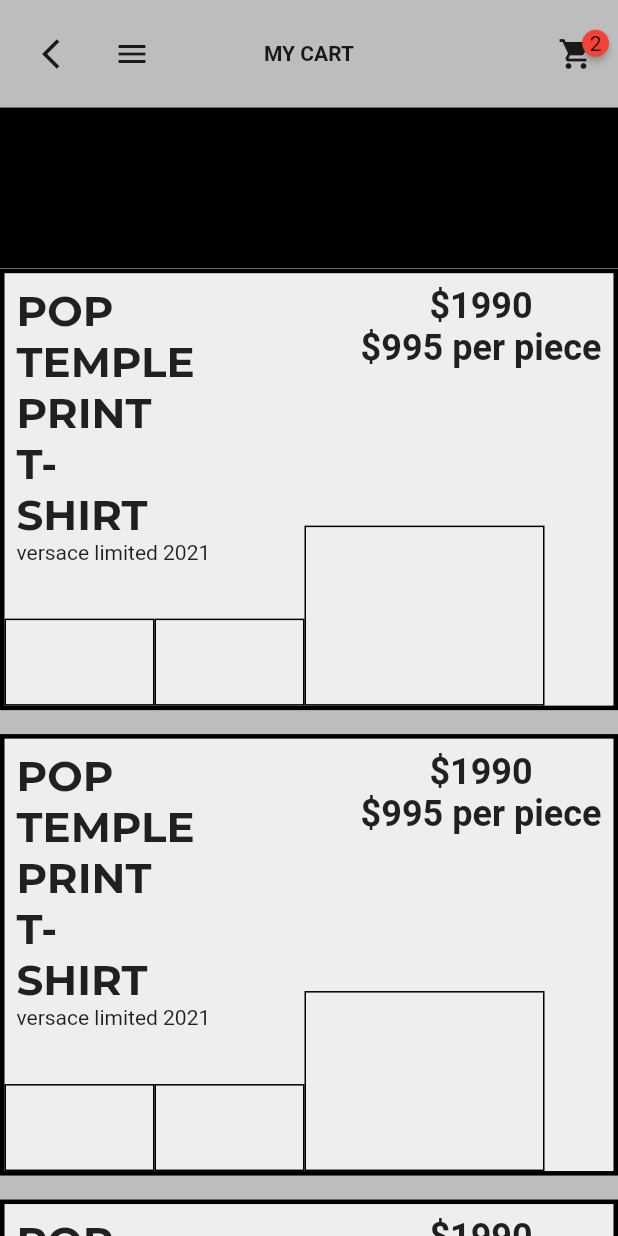
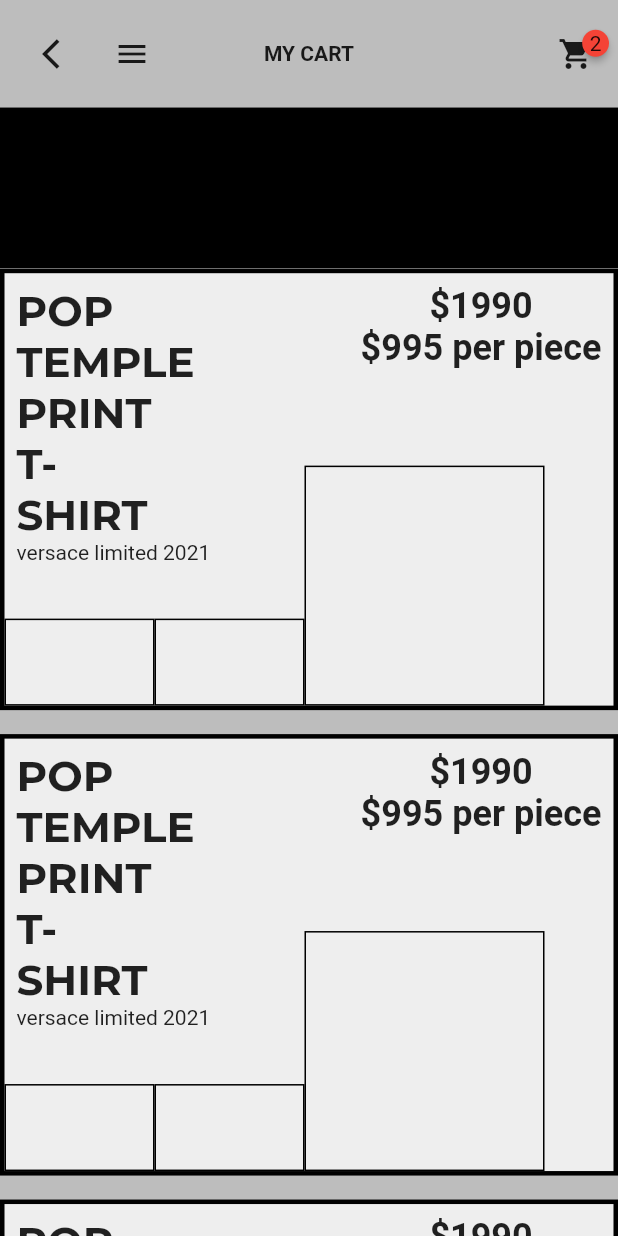
Before and after one commit to JAICHANGPARK/flutter_notebook_8th_story, a Flutter app: the MyCartPage screen opened directly, on a phone screen of 412 x 824 dp. Run offline on Flutter 3.47's test engine with Material 2 defaults, Android fonts, the phone set to English and light mode, and no system bars; drawn by our look-alikes of badges; our stand-ins replace google_fonts.

Commit message:
Update my_cart_page.dart

```diff
--- a/lib/ep561_fashion_store_app/my_cart_page.dart
+++ b/lib/ep561_fashion_store_app/my_cart_page.dart
@@ -128,7 +128,7 @@ class _MyCartPageState extends State<MyCartPage> {
                                     ),
                                     Container(
                                       width: 160,
-                                      height: 120,
+                                      height: 160,
                                       decoration: BoxDecoration(
                                           border: Border.all(
                                             color: Colors.black,
```
